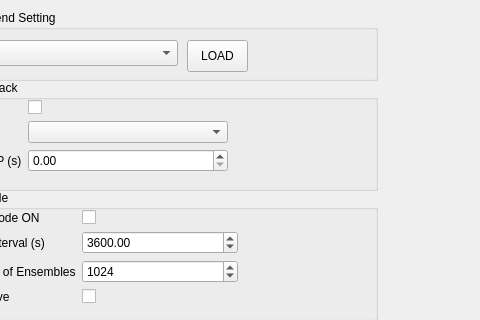
First picture: the form in PredictR_view/subsystem_view.ui, repository ricorx7/PredictR, before the edit; both pictures show x 383 to 863 and y 0 to 320 of the 863 by 826 pixel window.
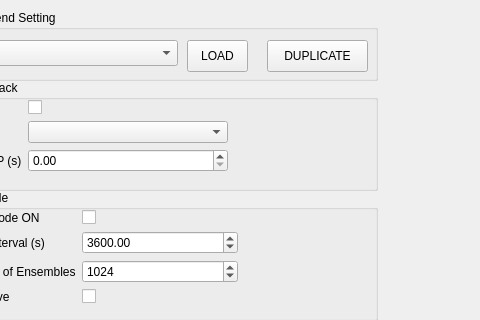
Second picture: the form after the edit.

Commit message: Fixed an issue with CBTON 0

The edit to the form file:
```diff
--- a/PredictR_view/subsystem_view.ui
+++ b/PredictR_view/subsystem_view.ui
@@ -935,6 +935,19 @@
      <string>LOAD</string>
     </property>
    </widget>
+   <widget class="QPushButton" name="duplicateButton">
+    <property name="geometry">
+     <rect>
+      <x>320</x>
+      <y>30</y>
+      <width>101</width>
+      <height>32</height>
+     </rect>
+    </property>
+    <property name="text">
+     <string>DUPLICATE</string>
+    </property>
+   </widget>
   </widget>
   <widget class="QGroupBox" name="groupBox_11">
    <property name="geometry">
```
The commit also changes 2 other files.
